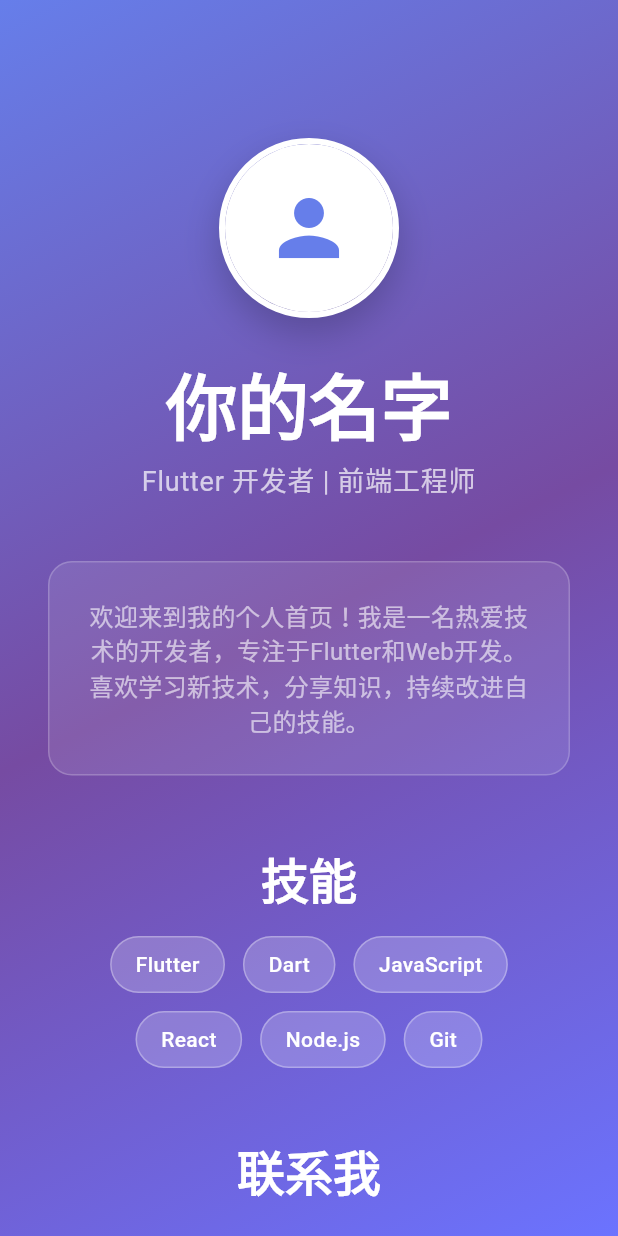
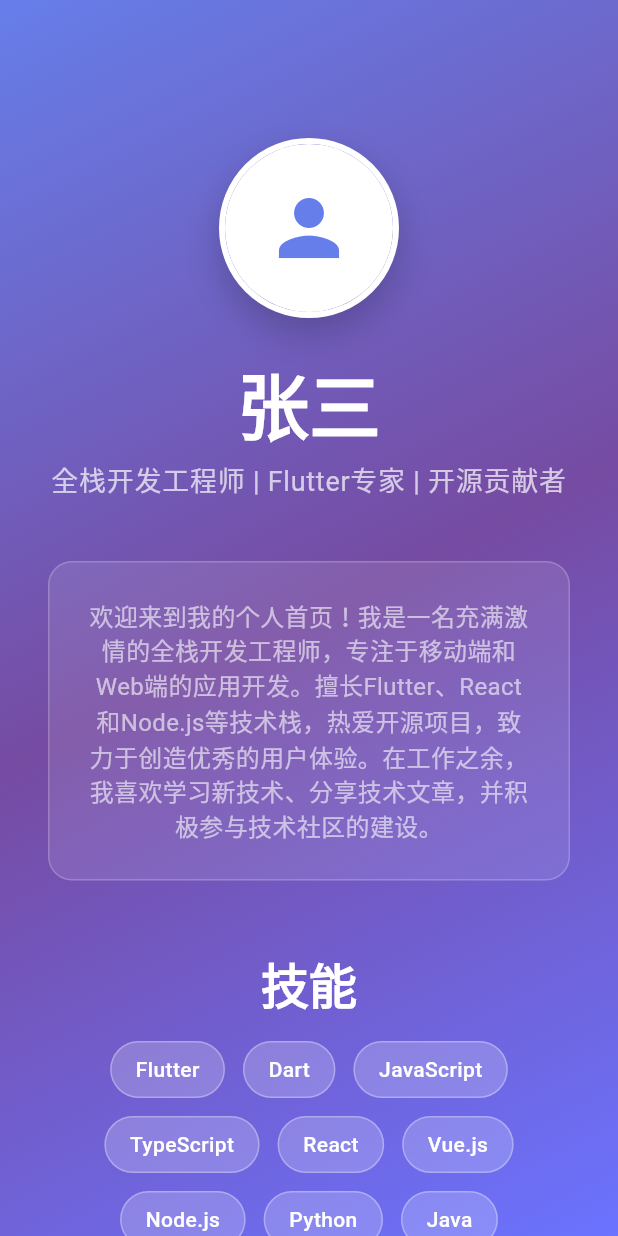
Before and after one commit to dicky98/personal_homepage, a Flutter app: the screen it shows after launch, on a phone screen of 412 x 824 dp. Run offline on Flutter 3.47's test engine with Material 3 defaults, Android fonts, the phone set to English and light mode, and no system bars; Roboto replaces fonts that are missing (SF Pro Display).

Commit message:
重构项目架构：添加数据存储层和修复构建配置
- 创建数据存储文件夹lib/data/，包含模型、服务和配置文件
- 实现PersonalInfo和ContactInfo数据模型
- 创建DataService单例类用于数据加载
- 重构HomePage组件以从JSON文件读取内容
- 修复deprecated withOpacity用法，更新为withValues
- 修复GitHub Actions构建配置，移除无效的--web-renderer参数
- 更新个人信息内容，增加更多技能标签

```diff
--- /dev/null
+++ b/lib/data/data_service.dart
@@ -0,0 +1,60 @@
+import 'dart:convert';
+import 'package:flutter/services.dart';
+import 'models.dart';
+
+class DataService {
+  static DataService? _instance;
+  PersonalInfo? _personalInfo;
+
+  DataService._();
+
+  static DataService get instance {
+    _instance ??= DataService._();
+    return _instance!;
+  }
+
+  /// 加载个人信息数据
+  Future<PersonalInfo> loadPersonalInfo() async {
+    if (_personalInfo != null) {
+      return _personalInfo!;
+    }
+
+    try {
+      final String jsonString = await rootBundle.loadString('lib/data/personal_info.json');
+      final Map<String, dynamic> jsonData = json.decode(jsonString);
+      _personalInfo = PersonalInfo.fromJson(jsonData);
+      return _personalInfo!;
+    } catch (e) {
+      // 如果加载失败，返回默认数据
+      return _getDefaultPersonalInfo();
+    }
+  }
+
+  /// 获取默认个人信息（作为备用）
+  PersonalInfo _getDefaultPersonalInfo() {
+    return const PersonalInfo(
+      name: '你的名字',
+      title: 'Flutter 开发者 | 前端工程师',
+      description: '欢迎来到我的个人首页！我是一名热爱技术的开发者，专注于Flutter和Web开发。',
+      avatarPath: '',
+      skills: [
+        'Flutter',
+        'Dart',
+        'JavaScript',
+        'React',
+        'Node.js',
+        'Git',
+      ],
+      contact: ContactInfo(
+        email: 'your@email.com',
+        github: 'https://github.com/yourusername',
+        linkedin: 'https://linkedin.com/in/yourprofile',
+      ),
+    );
+  }
+
+  /// 清除缓存，强制重新加载数据
+  void clearCache() {
+    _personalInfo = null;
+  }
+}
--- /dev/null
+++ b/lib/data/models.dart
@@ -0,0 +1,75 @@
+class PersonalInfo {
+  final String name;
+  final String title;
+  final String description;
+  final String avatarPath;
+  final List<String> skills;
+  final ContactInfo contact;
+
+  const PersonalInfo({
+    required this.name,
+    required this.title,
+    required this.description,
+    required this.avatarPath,
+    required this.skills,
+    required this.contact,
+  });
+
+  factory PersonalInfo.fromJson(Map<String, dynamic> json) {
+    return PersonalInfo(
+      name: json['name'] ?? '',
+      title: json['title'] ?? '',
+      description: json['description'] ?? '',
+      avatarPath: json['avatarPath'] ?? '',
+      skills: List<String>.from(json['skills'] ?? []),
+      contact: ContactInfo.fromJson(json['contact'] ?? {}),
+    );
+  }
+
+  Map<String, dynamic> toJson() {
+    return {
+      'name': name,
+      'title': title,
+      'description': description,
+      'avatarPath': avatarPath,
+      'skills': skills,
+      'contact': contact.toJson(),
+    };
+  }
+}
+
+class ContactInfo {
+  final String email;
+  final String github;
+  final String linkedin;
+  final String? website;
+  final String? phone;
+
+  const ContactInfo({
+    required this.email,
+    required this.github,
+    required this.linkedin,
+    this.website,
+    this.phone,
+  });
+
+  factory ContactInfo.fromJson(Map<String, dynamic> json) {
+    return ContactInfo(
+      email: json['email'] ?? '',
+      github: json['github'] ?? '',
+      linkedin: json['linkedin'] ?? '',
+      website: json['website'],
+      phone: json['phone'],
+    );
+  }
+
+  Map<String, dynamic> toJson() {
+    return {
+      'email': email,
+      'github': github,
+      'linkedin': linkedin,
+      'website': website,
+      'phone': phone,
+    };
+  }
+}
--- a/lib/main.dart
+++ b/lib/main.dart
@@ -1,5 +1,7 @@
 import 'package:flutter/material.dart';
 import 'package:url_launcher/url_launcher.dart';
+import 'data/data_service.dart';
+import 'data/models.dart';
 
 void main() {
   runApp(const PersonalHomepage());
@@ -38,6 +40,8 @@ class HomePage extends StatefulWidget {
 class _HomePageState extends State<HomePage> with SingleTickerProviderStateMixin {
   late AnimationController _animationController;
   late Animation<double> _fadeAnimation;
+  PersonalInfo? _personalInfo;
+  bool _isLoading = true;
 
   @override
   void initState() {
@@ -49,7 +53,27 @@ class _HomePageState extends State<HomePage> with SingleTickerProviderStateMixin
     _fadeAnimation = Tween<double>(begin: 0.0, end: 1.0).animate(
       CurvedAnimation(parent: _animationController, curve: Curves.easeInOut),
     );
+    _loadData();
+  }
+
+  Future<void> _loadData() async {
+    try {
+      final personalInfo = await DataService.instance.loadPersonalInfo();
+      if (mounted) {
+        setState(() {
+          _personalInfo = personalInfo;
+          _isLoading = false;
+        });
         _animationController.forward();
+      }
+    } catch (e) {
+      if (mounted) {
+        setState(() {
+          _isLoading = false;
+        });
+        _animationController.forward();
+      }
+    }
   }
 
   @override
@@ -74,7 +98,20 @@ class _HomePageState extends State<HomePage> with SingleTickerProviderStateMixin
           ),
         ),
         child: SafeArea(
-          child: FadeTransition(
+          child: _isLoading
+            ? const Center(
+                child: CircularProgressIndicator(
+                  valueColor: AlwaysStoppedAnimation<Color>(Colors.white),
+                ),
+              )
+            : _personalInfo == null
+              ? const Center(
+                  child: Text(
+                    '加载失败',
+                    style: TextStyle(color: Colors.white, fontSize: 18),
+                  ),
+                )
+              : FadeTransition(
                   opacity: _fadeAnimation,
                   child: SingleChildScrollView(
                     child: Padding(
@@ -85,36 +122,13 @@ class _HomePageState extends State<HomePage> with SingleTickerProviderStateMixin
                           const SizedBox(height: 60),
 
                           // 头像
-                    Container(
-                      width: 120,
-                      height: 120,
-                      decoration: BoxDecoration(
-                        shape: BoxShape.circle,
-                        border: Border.all(color: Colors.white, width: 4),
-                        boxShadow: [
-                          BoxShadow(
-                            color: Colors.black.withOpacity(0.2),
-                            blurRadius: 20,
-                            offset: const Offset(0, 10),
-                          ),
-                        ],
-                      ),
-                      child: const CircleAvatar(
-                        radius: 58,
-                        backgroundColor: Colors.white,
-                        child: Icon(
-                          Icons.person,
-                          size: 60,
-                          color: Color(0xFF667eea),
-                        ),
-                      ),
-                    ),
+                          _buildAvatar(),
 
                           const SizedBox(height: 30),
 
                           // 姓名
                           Text(
-                      '你的名字',
+                            _personalInfo!.name,
                             style: Theme.of(context).textTheme.displayLarge,
                             textAlign: TextAlign.center,
                           ),
@@ -123,7 +137,7 @@ class _HomePageState extends State<HomePage> with SingleTickerProviderStateMixin
 
                           // 职业/标语
                           Text(
-                      'Flutter 开发者 | 前端工程师',
+                            _personalInfo!.title,
                             style: Theme.of(context).textTheme.bodyLarge,
                             textAlign: TextAlign.center,
                           ),
@@ -134,13 +148,12 @@ class _HomePageState extends State<HomePage> with SingleTickerProviderStateMixin
                           Container(
                             padding: const EdgeInsets.all(24),
                             decoration: BoxDecoration(
-                        color: Colors.white.withOpacity(0.1),
+                              color: Colors.white.withValues(alpha: 0.1),
                               borderRadius: BorderRadius.circular(16),
-                        border: Border.all(color: Colors.white.withOpacity(0.2)),
+                              border: Border.all(color: Colors.white.withValues(alpha: 0.2)),
                             ),
                             child: Text(
-                        '欢迎来到我的个人首页！我是一名热爱技术的开发者，专注于Flutter和Web开发。'
-                        '喜欢学习新技术，分享知识，持续改进自己的技能。',
+                              _personalInfo!.description,
                               style: Theme.of(context).textTheme.bodyMedium,
                               textAlign: TextAlign.center,
                             ),
@@ -149,67 +162,18 @@ class _HomePageState extends State<HomePage> with SingleTickerProviderStateMixin
                           const SizedBox(height: 50),
 
                           // 技能标签
-                    Text(
-                      '技能',
-                      style: Theme.of(context).textTheme.displayMedium,
-                      textAlign: TextAlign.center,
-                    ),
-
-                    const SizedBox(height: 20),
-
-                    Wrap(
-                      spacing: 12,
-                      runSpacing: 12,
-                      alignment: WrapAlignment.center,
-                      children: [
-                        _buildSkillChip('Flutter'),
-                        _buildSkillChip('Dart'),
-                        _buildSkillChip('JavaScript'),
-                        _buildSkillChip('React'),
-                        _buildSkillChip('Node.js'),
-                        _buildSkillChip('Git'),
-                      ],
-                    ),
+                          _buildSkillsSection(),
 
                           const SizedBox(height: 50),
 
                           // 联系方式
-                    Text(
-                      '联系我',
-                      style: Theme.of(context).textTheme.displayMedium,
-                      textAlign: TextAlign.center,
-                    ),
-
-                    const SizedBox(height: 30),
-
-                    Row(
-                      mainAxisAlignment: MainAxisAlignment.center,
-                      children: [
-                        _buildContactButton(
-                          icon: Icons.mail,
-                          label: 'Email',
-                          onTap: () => _launchUrl('mailto:your@email.com'),
-                        ),
-                        const SizedBox(width: 20),
-                        _buildContactButton(
-                          icon: Icons.code,
-                          label: 'GitHub',
-                          onTap: () => _launchUrl('https://github.com/yourusername'),
-                        ),
-                        const SizedBox(width: 20),
-                        _buildContactButton(
-                          icon: Icons.work,
-                          label: 'LinkedIn',
-                          onTap: () => _launchUrl('https://linkedin.com/in/yourprofile'),
-                        ),
-                      ],
-                    ),
+                          _buildContactSection(),
 
                           const SizedBox(height: 60),
 
                           // 底部版权信息
                           Text(
-                      '© 2025 个人首页. Made with Flutter 💙',
+                            '© 2025 ${_personalInfo!.name}. Made with Flutter 💙',
                             style: Theme.of(context).textTheme.bodyMedium,
                             textAlign: TextAlign.center,
                           ),
@@ -223,13 +187,127 @@ class _HomePageState extends State<HomePage> with SingleTickerProviderStateMixin
     );
   }
 
+  Widget _buildAvatar() {
+    return Container(
+      width: 120,
+      height: 120,
+      decoration: BoxDecoration(
+        shape: BoxShape.circle,
+        border: Border.all(color: Colors.white, width: 4),
+        boxShadow: [
+          BoxShadow(
+            color: Colors.black.withValues(alpha: 0.2),
+            blurRadius: 20,
+            offset: const Offset(0, 10),
+          ),
+        ],
+      ),
+      child: _personalInfo!.avatarPath.isNotEmpty
+        ? CircleAvatar(
+            radius: 58,
+            backgroundImage: AssetImage(_personalInfo!.avatarPath),
+          )
+        : const CircleAvatar(
+            radius: 58,
+            backgroundColor: Colors.white,
+            child: Icon(
+              Icons.person,
+              size: 60,
+              color: Color(0xFF667eea),
+            ),
+          ),
+    );
+  }
+
+  Widget _buildSkillsSection() {
+    return Column(
+      children: [
+        Text(
+          '技能',
+          style: Theme.of(context).textTheme.displayMedium,
+          textAlign: TextAlign.center,
+        ),
+        const SizedBox(height: 20),
+        Wrap(
+          spacing: 12,
+          runSpacing: 12,
+          alignment: WrapAlignment.center,
+          children: _personalInfo!.skills
+              .map((skill) => _buildSkillChip(skill))
+              .toList(),
+        ),
+      ],
+    );
+  }
+
+  Widget _buildContactSection() {
+    final contact = _personalInfo!.contact;
+    final List<Widget> contactButtons = [];
+
+    if (contact.email.isNotEmpty) {
+      contactButtons.add(_buildContactButton(
+        icon: Icons.mail,
+        label: 'Email',
+        onTap: () => _launchUrl('mailto:${contact.email}'),
+      ));
+    }
+
+    if (contact.github.isNotEmpty) {
+      contactButtons.add(_buildContactButton(
+        icon: Icons.code,
+        label: 'GitHub',
+        onTap: () => _launchUrl(contact.github),
+      ));
+    }
+
+    if (contact.linkedin.isNotEmpty) {
+      contactButtons.add(_buildContactButton(
+        icon: Icons.work,
+        label: 'LinkedIn',
+        onTap: () => _launchUrl(contact.linkedin),
+      ));
+    }
+
+    if (contact.website != null && contact.website!.isNotEmpty) {
+      contactButtons.add(_buildContactButton(
+        icon: Icons.language,
+        label: 'Website',
+        onTap: () => _launchUrl(contact.website!),
+      ));
+    }
+
+    if (contact.phone != null && contact.phone!.isNotEmpty) {
+      contactButtons.add(_buildContactButton(
+        icon: Icons.phone,
+        label: 'Phone',
+        onTap: () => _launchUrl('tel:${contact.phone}'),
+      ));
+    }
+
+    return Column(
+      children: [
+        Text(
+          '联系我',
+          style: Theme.of(context).textTheme.displayMedium,
+          textAlign: TextAlign.center,
+        ),
+        const SizedBox(height: 30),
+        Wrap(
+          spacing: 16,
+          runSpacing: 16,
+          alignment: WrapAlignment.center,
+          children: contactButtons,
+        ),
+      ],
+    );
+  }
   Widget _buildSkillChip(String skill) {
     return Container(
       padding: const EdgeInsets.symmetric(horizontal: 16, vertical: 8),
       decoration: BoxDecoration(
-        color: Colors.white.withOpacity(0.2),
+        color: Colors.white.withValues(alpha: 0.2),
         borderRadius: BorderRadius.circular(20),
-        border: Border.all(color: Colors.white.withOpacity(0.3)),
+        border: Border.all(color: Colors.white.withValues(alpha: 0.3)),
       ),
       child: Text(
         skill,
@@ -252,9 +330,9 @@ class _HomePageState extends State<HomePage> with SingleTickerProviderStateMixin
       child: Container(
         padding: const EdgeInsets.symmetric(horizontal: 20, vertical: 12),
         decoration: BoxDecoration(
-          color: Colors.white.withOpacity(0.2),
+          color: Colors.white.withValues(alpha: 0.2),
           borderRadius: BorderRadius.circular(25),
-          border: Border.all(color: Colors.white.withOpacity(0.3)),
+          border: Border.all(color: Colors.white.withValues(alpha: 0.3)),
         ),
         child: Row(
           mainAxisSize: MainAxisSize.min,
--- a/pubspec.yaml
+++ b/pubspec.yaml
@@ -59,9 +59,8 @@ flutter:
   uses-material-design: true
 
   # To add assets to your application, add an assets section, like this:
-  # assets:
-  #   - images/a_dot_burr.jpeg
-  #   - images/a_dot_ham.jpeg
+  assets:
+    - lib/data/personal_info.json
 
   # An image asset can refer to one or more resolution-specific "variants", see
   # https://flutter.dev/to/resolution-aware-images
```
Also changed, not shown: lib/data/personal_info.json (added, +33 -0 lines), 2 other files. Lines whose indentation alone changed are shown as unchanged.
